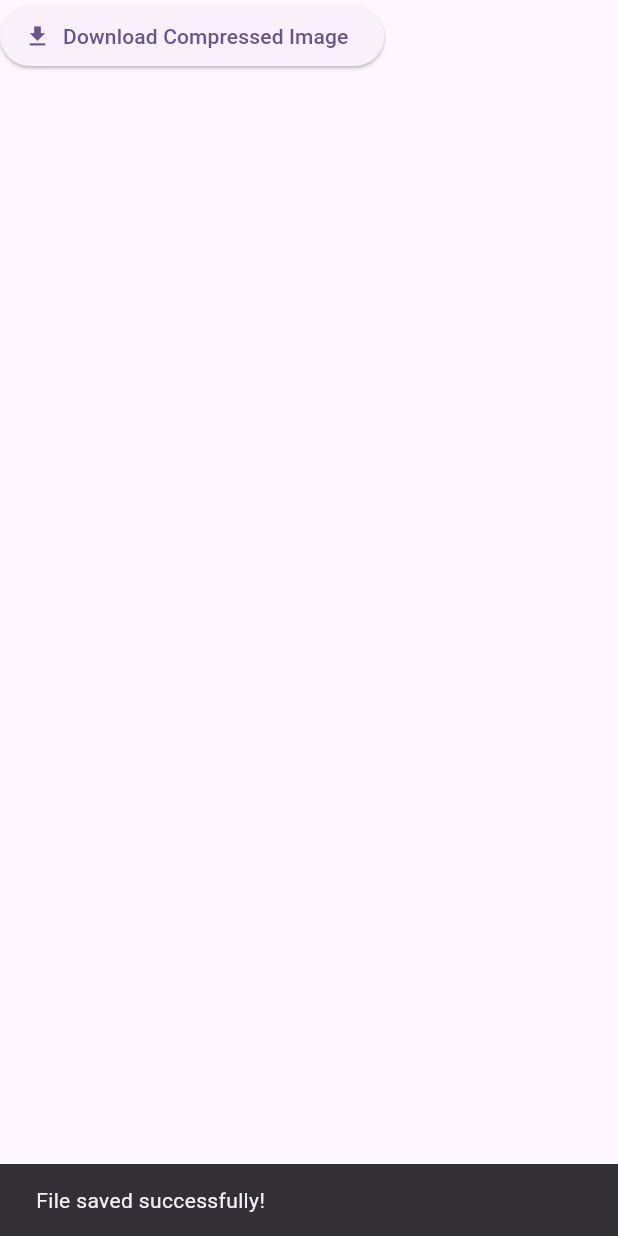
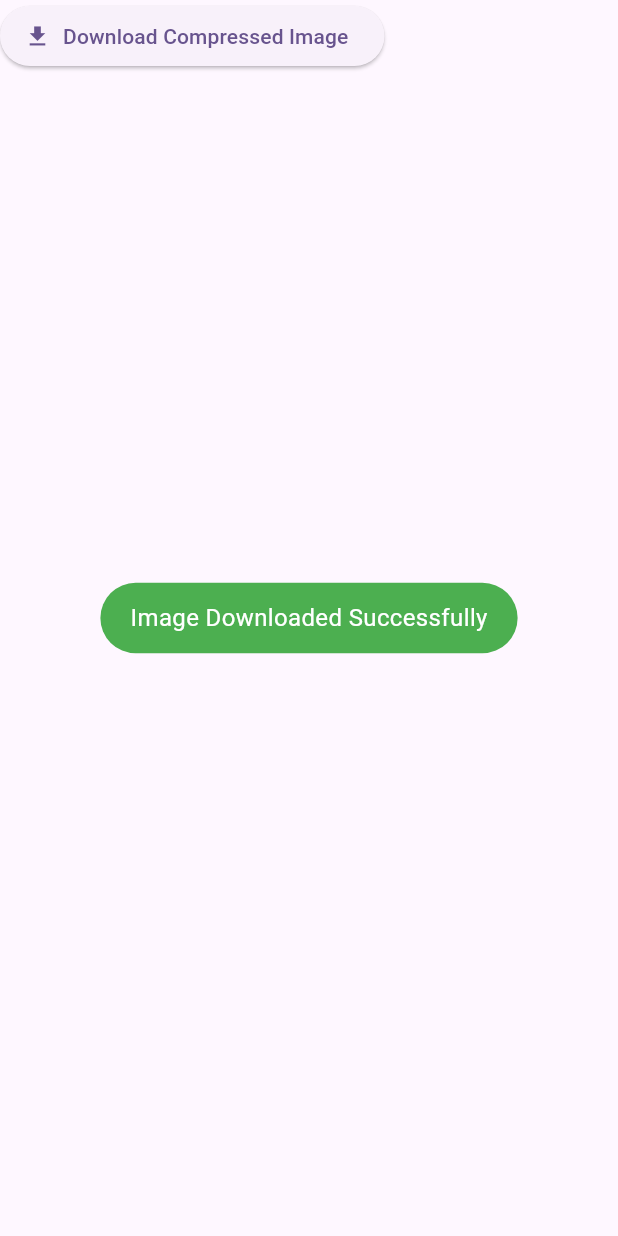
Before and after one commit to 5-abdulsami/piximize, a Flutter app: the DownloadButton widget shown alone on an empty page, opened directly with empty values, after a tap on "Download Compressed Image", on a phone screen of 412 x 824 dp. Run offline on Flutter 3.47's test engine with Material 3 defaults, Android fonts, the phone set to English and light mode, and no system bars; our stand-ins replace dotted_border, flutter_image_compress, fluttertoast, google_fonts; missing offline and left inert: file_saver, flutter_dropzone.

Commit message:
added before after slider, toast message

```diff
--- a/lib/main_screen.dart
+++ b/lib/main_screen.dart
@@ -29,7 +29,7 @@ class _MainScreenState extends State<MainScreen> {
   Widget build(BuildContext context) {
     var size = MediaQuery.of(context).size;
     return Scaffold(
-      backgroundColor: whiteColor,
+      backgroundColor: greenColor,
       appBar: customAppBar(context),
       body: SingleChildScrollView(
         child: Center(
--- /dev/null
+++ b/lib/utils/utils.dart
@@ -0,0 +1,16 @@
+import 'package:flutter/material.dart';
+import 'package:fluttertoast/fluttertoast.dart';
+import 'package:piximize/utils/colors.dart';
+
+class Utils {
+  static void toastMessage(String message) {
+    Fluttertoast.showToast(
+        msg: message,
+        toastLength: Toast.LENGTH_LONG,
+        gravity: ToastGravity.CENTER,
+        timeInSecForIosWeb: 3,
+        backgroundColor: greenColor,
+        textColor: Colors.white,
+        fontSize: 16.0);
+  }
+}
--- a/lib/widgets/download_button.dart
+++ b/lib/widgets/download_button.dart
@@ -2,6 +2,7 @@ import 'dart:typed_data';
 
 import 'package:flutter/material.dart';
 import 'package:file_saver/file_saver.dart';
+import 'package:piximize/utils/utils.dart';
 
 class DownloadButton extends StatelessWidget {
   final Uint8List? compressedImage;
@@ -25,9 +26,7 @@ class DownloadButton extends StatelessWidget {
                 ext: 'jpg', // Change extension based on the image format
               )
                   .then((_) {
-                ScaffoldMessenger.of(context).showSnackBar(
-                  SnackBar(content: Text('File saved successfully!')),
-                );
+                Utils.toastMessage("Image Downloaded Successfully");
               });
             }
           : null,
--- a/lib/widgets/dropzone_widget.dart
+++ b/lib/widgets/dropzone_widget.dart
@@ -28,15 +28,15 @@ class _DropzoneWidgetState extends State<DropzoneWidget> {
       padding: EdgeInsets.all(10),
       decoration: BoxDecoration(
           border:
-              Border.all(color: primaryColor.withValues(alpha: 0.4), width: 4),
+              Border.all(color: primaryColor.withValues(alpha: 0.4), width: 2),
           color:
               isHighlighted ? greenColor : primaryColor.withValues(alpha: 0.5),
           borderRadius: BorderRadius.circular(size.width * 0.026)),
       child: DottedBorder(
         borderType: BorderType.RRect,
         radius: Radius.circular(size.width * 0.02),
-        color: primaryColor.withValues(alpha: 0.4),
-        strokeWidth: 3.5,
+        color: whiteColor,
+        strokeWidth: 2,
         dashPattern: [7, 7],
         child: Stack(
           children: [
--- a/pubspec.yaml
+++ b/pubspec.yaml
@@ -39,6 +39,7 @@ dependencies:
   dotted_border: ^2.1.0
   file_saver: ^0.2.14
   flutter_image_compress: ^2.4.0
+  fluttertoast: ^8.2.12
 
 dev_dependencies:
   flutter_test:
```
Also changed, not shown: lib/widgets/image_preview.dart (+89 -18 lines), pubspec.lock.
